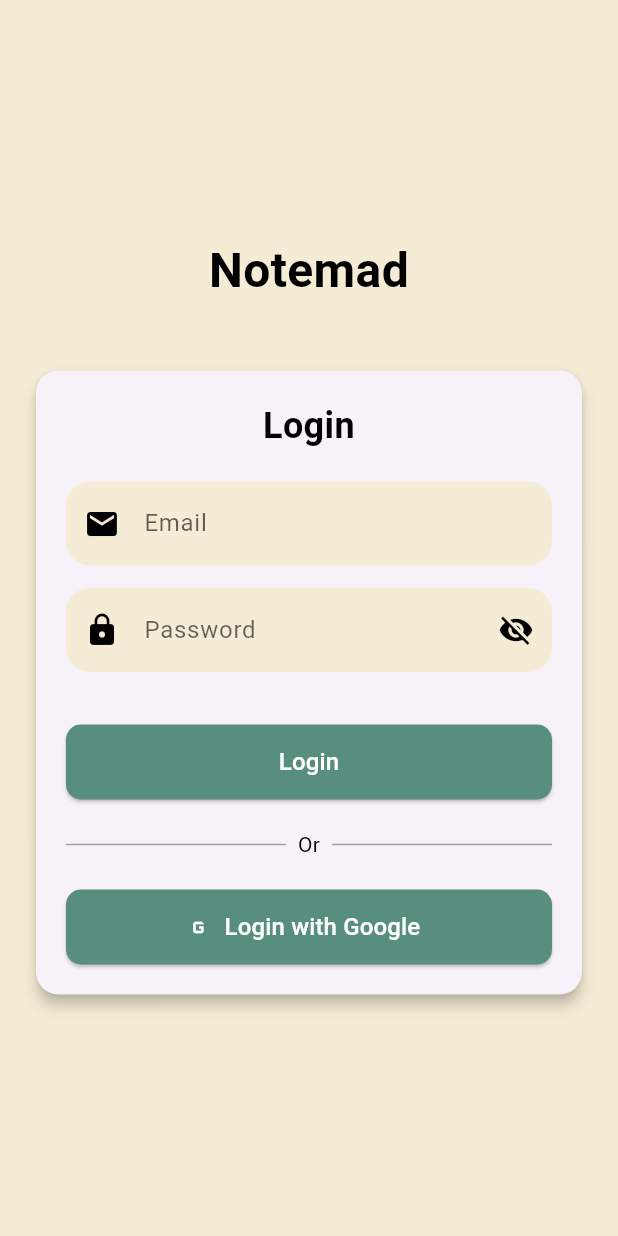
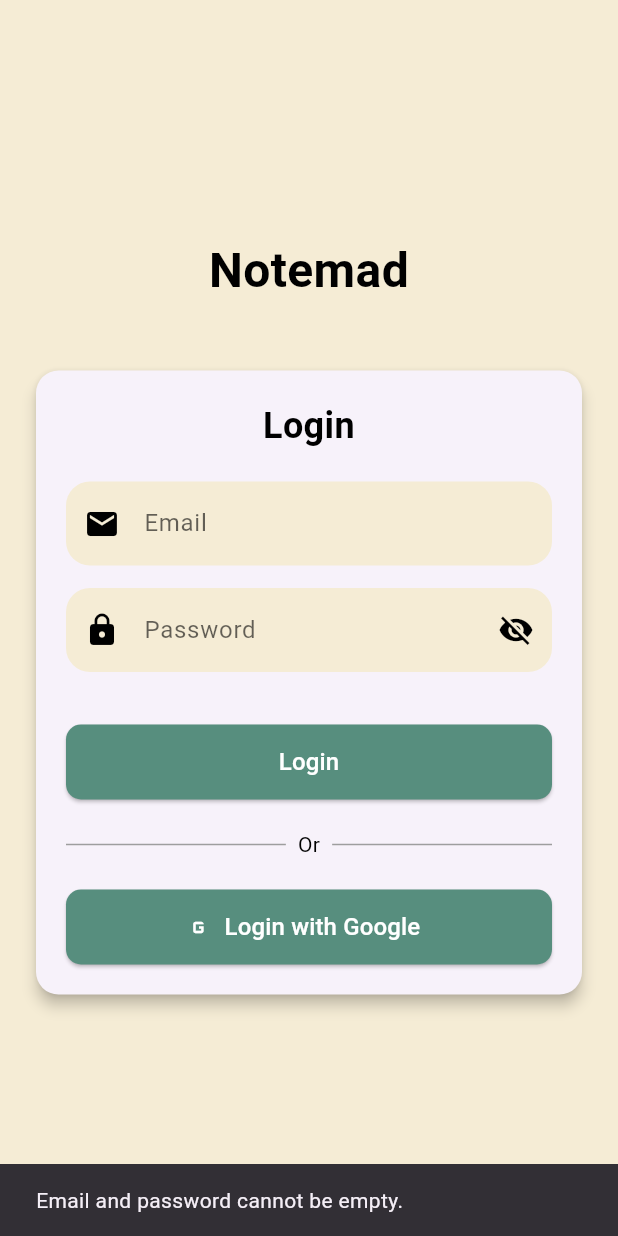
Before and after one commit to xMiqdam/FireBase, a Flutter app: the HomePage screen opened directly, after a tap on the "exit to app" icon, after a tap on "Login", on a phone screen of 412 x 824 dp. Run offline on Flutter 3.47's test engine with Material 3 defaults, Android fonts, the phone set to English and light mode, and no system bars; our stand-ins replace firebase_auth, firebase_core, firebase_messaging, get, google_sign_in; accounts and stored records are empty; Roboto replaces fonts that are missing (Cursive).

Commit message:
Feat:[CK] login usearname password

```diff
--- a/lib/pages/home_page.dart
+++ b/lib/pages/home_page.dart
@@ -8,17 +8,13 @@ class HomePage extends StatelessWidget {
     try {
 
       await FirebaseAuth.instance.signOut();
-
-
       await GoogleSignIn().signOut();
-
-
       Navigator.pushReplacement(
         context,
         MaterialPageRoute(builder: (context) => SignInScreen()),
       );
     } catch (e) {
-      print('Error during sign-out: $e');
+      print('Error during sign-out :): $e');
     }
   }
 
@@ -38,7 +34,7 @@ class HomePage extends StatelessWidget {
       ),
       body: Center(
         child: Text(
-          'Welcome to the Home Page!',
+          'slamat datang gesss',
           style: TextStyle(fontSize: 24),
         ),
       ),
--- a/lib/pages/login_page.dart
+++ b/lib/pages/login_page.dart
@@ -7,13 +7,36 @@ import 'package:mynoteapps/widget/MyTextField.dart';
 import 'home_page.dart';
 
 class SignInScreen extends StatelessWidget {
+  final FirebaseAuth _auth = FirebaseAuth.instance;
+
+  Future<User?> signInWithEmailAndPassword(
+      BuildContext context, String email, String password) async {
+    try {
+      UserCredential userCredential = await _auth.signInWithEmailAndPassword(
+        email: email,
+        password: password,
+      );
+
+      Navigator.pushReplacement(
+        context,
+        MaterialPageRoute(builder: (context) => HomePage()),
+      );
+
+      return userCredential.user;
+    } catch (e) {
+      print('Error during Email/Password Login: $e');
+      return null;
+    }
+  }
+
   Future<User?> signInWithGoogle(BuildContext context) async {
     try {
       final GoogleSignInAccount? googleUser = await GoogleSignIn().signIn();
       if (googleUser == null) {
         return null;
       }
-      final GoogleSignInAuthentication googleAuth = await googleUser.authentication;
+      final GoogleSignInAuthentication googleAuth =
+          await googleUser.authentication;
 
       final credential = GoogleAuthProvider.credential(
         accessToken: googleAuth.accessToken,
@@ -97,7 +120,31 @@ class SignInScreen extends StatelessWidget {
                         ),
                         SizedBox(height: 20),
                         ElevatedButton(
-                          onPressed: () {},
+                          onPressed: () async {
+                            String email = emailController.text.trim();
+                            String password = passwordController.text.trim();
+
+                            if (email.isNotEmpty && password.isNotEmpty) {
+                              User? user = await signInWithEmailAndPassword(
+                                  context, email, password);
+                              if (user == null) {
+                                // Handle login failure
+                                ScaffoldMessenger.of(context).showSnackBar(
+                                  SnackBar(
+                                    content:
+                                        Text('Login failed. Please try again.'),
+                                  ),
+                                );
+                              }
+                            } else {
+                              ScaffoldMessenger.of(context).showSnackBar(
+                                SnackBar(
+                                  content: Text(
+                                      'Email and password cannot be empty.'),
+                                ),
+                              );
+                            }
+                          },
                           style: ElevatedButton.styleFrom(
                             backgroundColor: tealGreen,
                             minimumSize: Size(double.infinity, 50),
```
Also changed, not shown: pubspec.lock.
